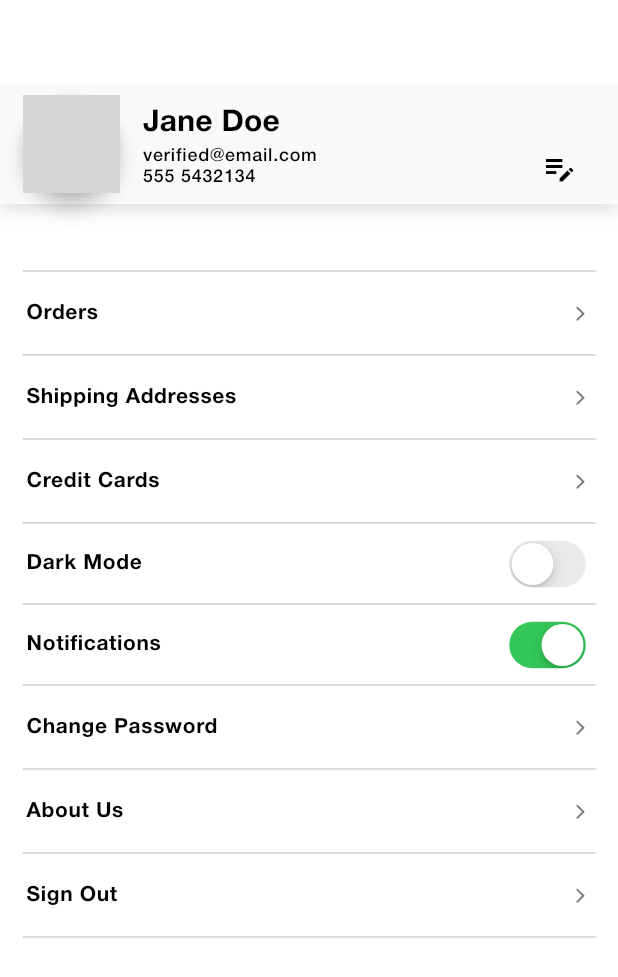
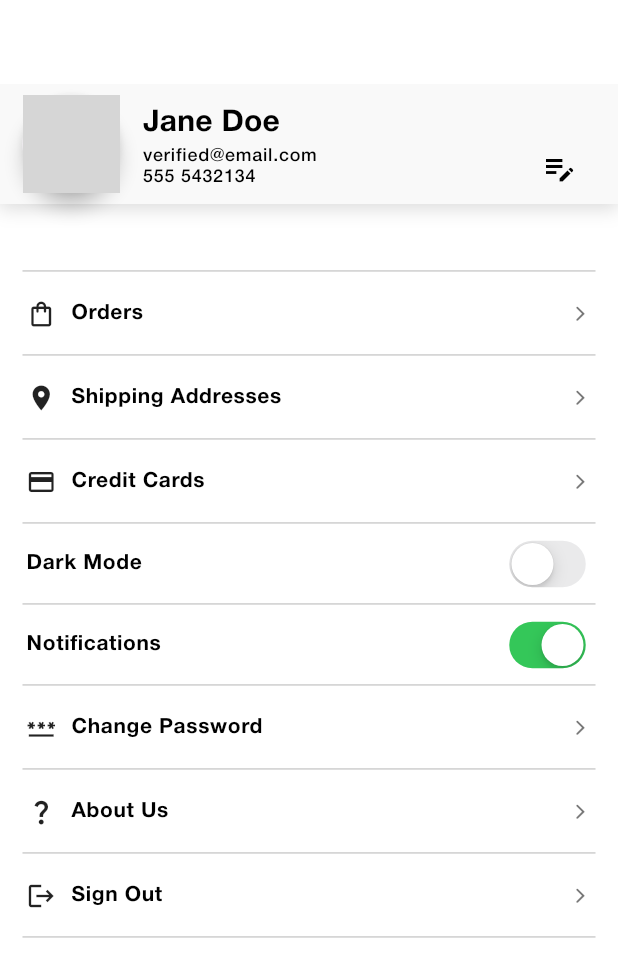
Before and after one commit to stdxpe/ecommerce-project, a Flutter app: the ProfileScreen screen opened directly, on a phone screen of 412 x 824 dp. Shown: the top 977 px of the screen. Run offline on Flutter 3.47's test engine with Material 3 defaults, Android fonts, the phone set to English and light mode, and no system bars; our stand-ins replace carousel_slider, flutter_rating_bar, flutter_slidable, flutter_svg, google_fonts; project files that could hold a hidden picture were left out; grey boxes are pictures that could not be loaded.

```diff
--- a/lib/ui/screens/profile_screen.dart
+++ b/lib/ui/screens/profile_screen.dart
@@ -123,6 +123,7 @@ class ProfileScreen extends StatelessWidget {
                     ),
                     ButtonProfileScreenListile(
                       title: 'Orders',
+                      iconData: Icons.shopping_bag_outlined,
                       onPressed: () {
                         PlatformAdaptiveNavigator().push(
                           context,
@@ -168,6 +169,7 @@ class ProfileScreen extends StatelessWidget {
                     ),
                     ButtonProfileScreenListile(
                       title: 'Shipping Addresses',
+                      iconData: Icons.location_on,
                       onPressed: () {
                         PlatformAdaptiveNavigator().push(
                           context,
@@ -195,6 +197,7 @@ class ProfileScreen extends StatelessWidget {
                     ),
                     ButtonProfileScreenListile(
                       title: 'Credit Cards',
+                      iconData: Icons.credit_card,
                       onPressed: () {
                         PlatformAdaptiveNavigator().push(
                           context,
@@ -242,6 +245,7 @@ class ProfileScreen extends StatelessWidget {
                     ),
                     ButtonProfileScreenListile(
                       title: 'Change Password',
+                      iconData: Icons.password_outlined,
                       onPressed: () {},
                     ),
                     const Divider(
@@ -251,6 +255,7 @@ class ProfileScreen extends StatelessWidget {
                     ),
                     ButtonProfileScreenListile(
                       title: 'About Us',
+                      iconData: Icons.question_mark,
                       onPressed: () {},
                     ),
                     const Divider(
@@ -260,6 +265,7 @@ class ProfileScreen extends StatelessWidget {
                     ),
                     ButtonProfileScreenListile(
                       title: 'Sign Out',
+                      iconData: Icons.logout,
                       onPressed: () {},
                     ),
                     const Divider(
--- a/lib/ui/widgets/buttons/button_profile_screen_listile.dart
+++ b/lib/ui/widgets/buttons/button_profile_screen_listile.dart
@@ -6,10 +6,12 @@ import 'package:ecommerce_project/utilities/k_text_styles.dart';
 class ButtonProfileScreenListile extends StatelessWidget {
   final String title;
   final Function() onPressed;
+  final IconData iconData;
 
   const ButtonProfileScreenListile({
     required this.title,
     required this.onPressed,
+    required this.iconData,
     super.key,
   });
 
@@ -27,9 +29,18 @@ class ButtonProfileScreenListile extends StatelessWidget {
             mainAxisAlignment: MainAxisAlignment.spaceBetween,
             crossAxisAlignment: CrossAxisAlignment.center,
             children: [
-              Text(
-                title,
-                style: kUserProfileListItemsMainTextStyle,
+              Row(
+                mainAxisAlignment: MainAxisAlignment.center,
+                crossAxisAlignment: CrossAxisAlignment.center,
+                children: [
+                  Icon(iconData, size: 20),
+                  SizedBox(width: 10),
+                  Text(
+                    title,
+                    textAlign: TextAlign.center,
+                    style: kUserProfileListItemsMainTextStyle,
+                  ),
+                ],
               ),
               const Icon(
                 CupertinoIcons.forward,
--- a/lib/ui/widgets/top_sliding_contents/dummy_top_sliding_content.dart
+++ b/lib/ui/widgets/top_sliding_contents/dummy_top_sliding_content.dart
@@ -18,7 +18,7 @@ class DummyTopSlidingContent extends StatelessWidget {
         // fit: StackFit.passthrough,
         children: [
           Image.asset(
-            'assets/images/pose2.jpg',
+            'assets/images/pose5.jpg',
             fit: BoxFit.cover,
           ),
           Container(
--- a/pubspec.yaml
+++ b/pubspec.yaml
@@ -39,6 +39,7 @@ dependencies:
   carousel_slider: ^4.2.1
   flutter_rating_bar: ^4.0.1
   flutter_svg:
+  flutter_slidable: ^3.1.0
 
 
 dev_dependencies:
```
Also changed, not shown: lib/ui/screens/shopping_cart_screen.dart (+10 -1 lines), lib/ui/screens/wishlist_screen.dart (+12 -14 lines), lib/ui/widgets/dismissible_delete_widget.dart (added, +76 -0 lines), lib/ui/widgets/listview_vertical_scroll_product_card_horizontal.dart (+8 -3 lines), pubspec.lock.
